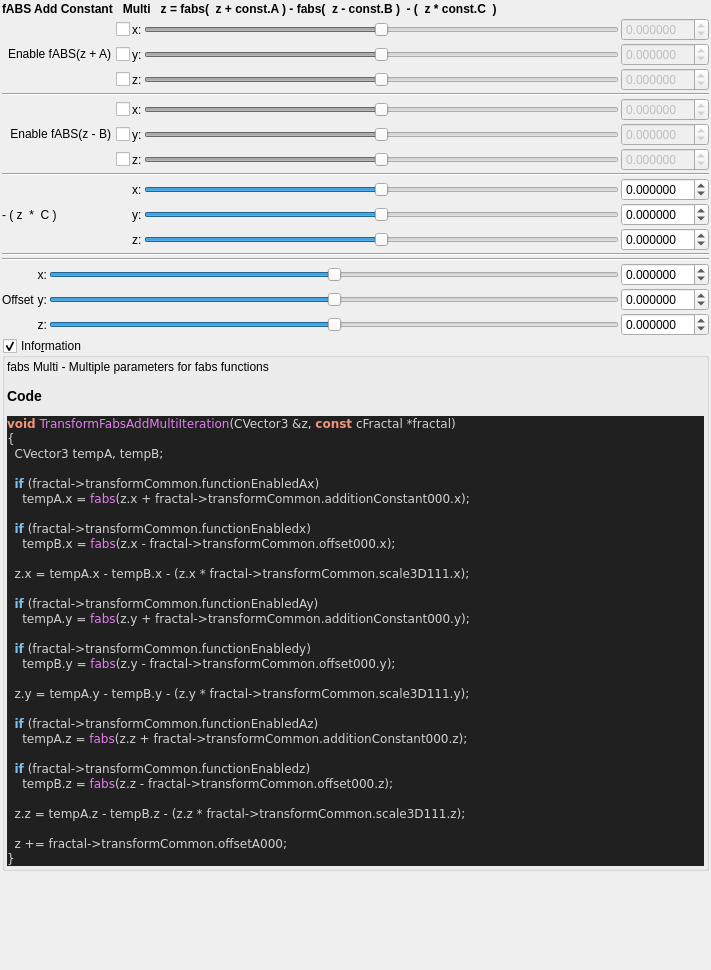
Qt form mandelbulber2/qt_data/fractal_transf_fabs_add_multi.ui (buddhi1980/mandelbulber2) before a commit.
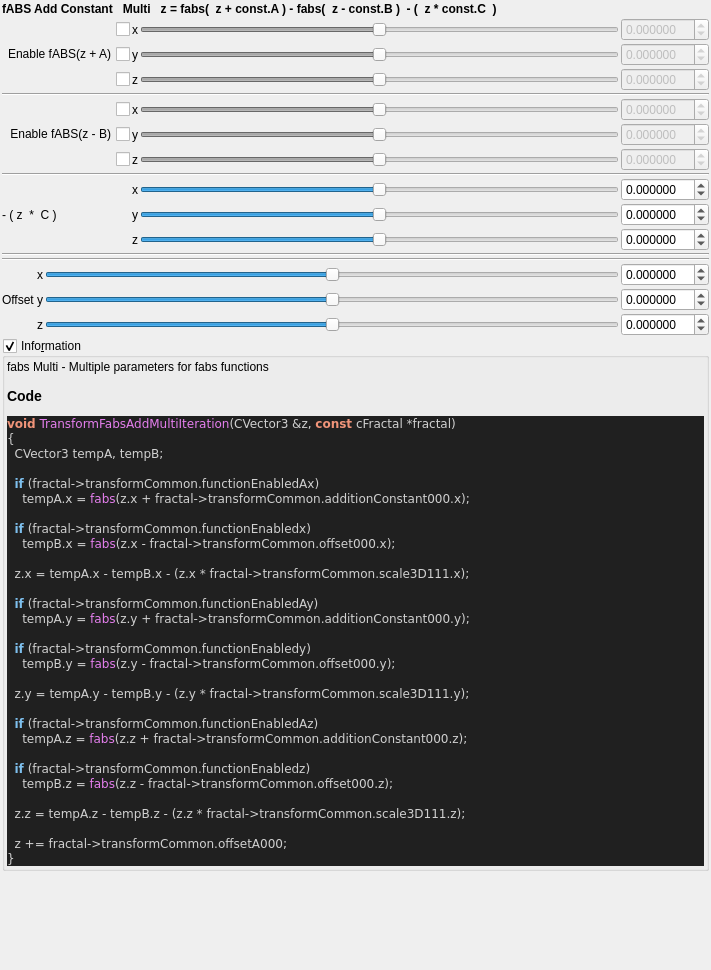
The same form after that commit. Custom widgets are drawn as their Qt base class.

What changed in the file:
```diff
--- a/mandelbulber2/qt_data/fractal_transf_fabs_add_multi.ui
+++ b/mandelbulber2/qt_data/fractal_transf_fabs_add_multi.ui
@@ -75,14 +75,14 @@
      <item row="0" column="1">
       <widget class="QLabel" name="label_69">
        <property name="text">
-        <string>x:</string>
+        <string notr="true">x</string>
        </property>
       </widget>
      </item>
      <item row="4" column="1">
       <widget class="QLabel" name="label_94">
        <property name="text">
-        <string>x:</string>
+        <string notr="true">x</string>
        </property>
       </widget>
      </item>
@@ -147,7 +147,7 @@
      <item row="9" column="1">
       <widget class="QLabel" name="label_99">
        <property name="text">
-        <string>x:</string>
+        <string notr="true">x</string>
        </property>
       </widget>
      </item>
@@ -182,7 +182,7 @@
      <item row="11" column="1">
       <widget class="QLabel" name="label_101">
        <property name="text">
-        <string>z:</string>
+        <string notr="true">z</string>
        </property>
       </widget>
      </item>
@@ -395,7 +395,7 @@
      <item row="1" column="1">
       <widget class="QLabel" name="label_68">
        <property name="text">
-        <string>y:</string>
+        <string notr="true">y</string>
        </property>
       </widget>
      </item>
@@ -412,7 +412,7 @@
      <item row="10" column="1">
       <widget class="QLabel" name="label_100">
        <property name="text">
-        <string>y:</string>
+        <string notr="true">y</string>
        </property>
       </widget>
      </item>
@@ -515,7 +515,7 @@
      <item row="2" column="1">
       <widget class="QLabel" name="label_70">
        <property name="text">
-        <string>z:</string>
+        <string notr="true">z</string>
        </property>
       </widget>
      </item>
@@ -566,14 +566,14 @@
      <item row="7" column="1">
       <widget class="QLabel" name="label_96">
        <property name="text">
-        <string>z:</string>
+        <string notr="true">z</string>
        </property>
       </widget>
      </item>
      <item row="5" column="1">
       <widget class="QLabel" name="label_95">
        <property name="text">
-        <string>y:</string>
+        <string notr="true">y</string>
        </property>
       </widget>
      </item>
@@ -625,7 +625,7 @@
         </sizepolicy>
        </property>
        <property name="text">
-        <string>z:</string>
+        <string notr="true">z</string>
        </property>
        <property name="alignment">
         <set>Qt::AlignRight|Qt::AlignTrailing|Qt::AlignVCenter</set>
@@ -777,7 +777,7 @@
         </sizepolicy>
        </property>
        <property name="text">
-        <string>x:</string>
+        <string notr="true">x</string>
        </property>
        <property name="alignment">
         <set>Qt::AlignRight|Qt::AlignTrailing|Qt::AlignVCenter</set>
@@ -793,7 +793,7 @@
         </sizepolicy>
        </property>
        <property name="text">
-        <string>y:</string>
+        <string notr="true">y</string>
        </property>
        <property name="alignment">
         <set>Qt::AlignRight|Qt::AlignTrailing|Qt::AlignVCenter</set>
```
